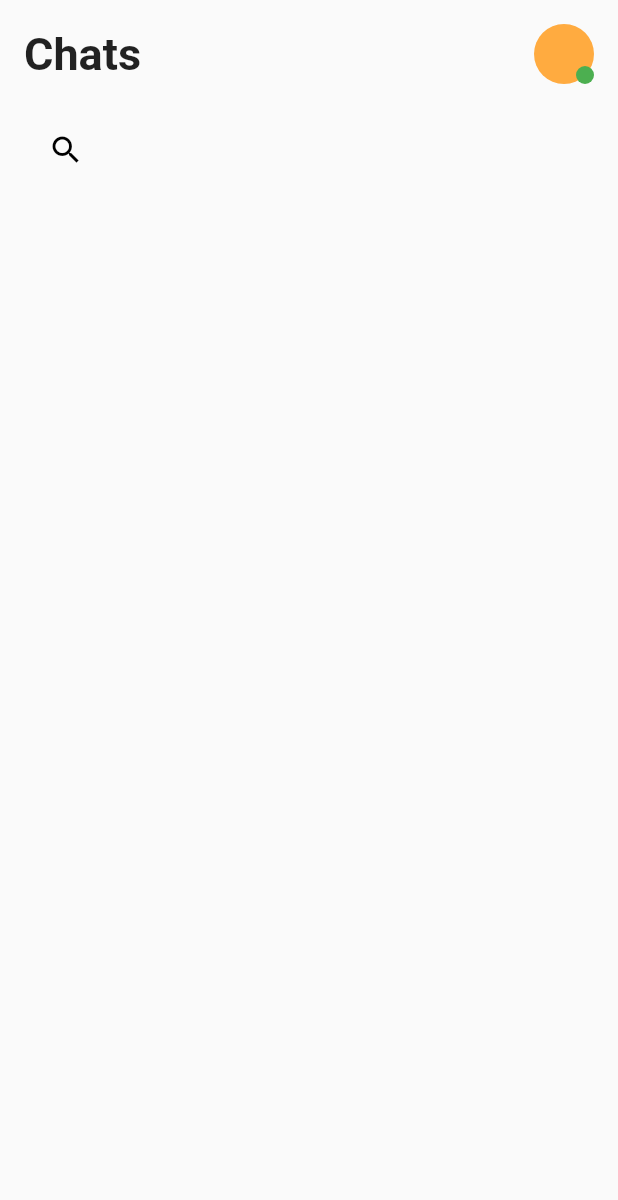
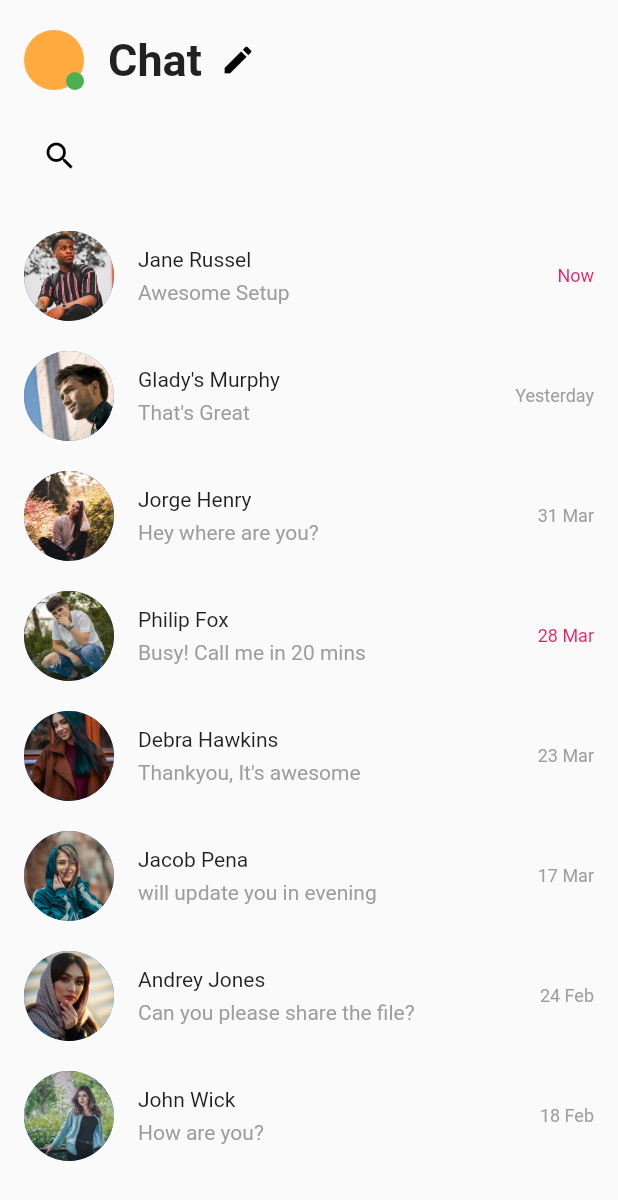
Before and after one commit to Izzie1/chatapplication, a Flutter app: the ChatList screen opened directly, on a phone screen of 412 x 824 dp. Shown: the top 1200 px of the screen. Run offline on Flutter 3.47's test engine with Material 2 defaults, Android fonts, the phone set to English and light mode, and no system bars; our stand-ins replace cloud_firestore, firebase_auth, firebase_core, google_sign_in, shimmer; accounts and stored records are empty.

Commit message:
test_layout

```diff
--- a/lib/screens/pageviews/chat_list.dart
+++ b/lib/screens/pageviews/chat_list.dart
@@ -1,7 +1,7 @@
-import 'package:firebase_auth/firebase_auth.dart';
 import 'package:flutter/material.dart';
+import 'package:funchat/components/chat_user_list.dart';
+import 'package:funchat/models/chatuser.dart';
 import 'package:funchat/services/firebase_repository.dart';
-import 'package:funchat/ultilities/utils.dart';
 import 'package:funchat/ultilities/widget.dart';
 
 import '../home.dart';
@@ -13,9 +13,21 @@ class ChatList extends StatefulWidget {
 }
 
 class _ChatListState extends State<ChatList> {
+  List<ChatUsers> chatUsers = [
+    ChatUsers(text: "Jane Russel", secondaryText: "Awesome Setup", image: "images/userImage1.jpeg", time: "Now"),
+    ChatUsers(text: "Glady's Murphy", secondaryText: "That's Great", image: "images/userImage2.jpeg", time: "Yesterday"),
+    ChatUsers(text: "Jorge Henry", secondaryText: "Hey where are you?", image: "images/userImage3.jpeg", time: "31 Mar"),
+    ChatUsers(text: "Philip Fox", secondaryText: "Busy! Call me in 20 mins", image: "images/userImage4.jpeg", time: "28 Mar"),
+    ChatUsers(text: "Debra Hawkins", secondaryText: "Thankyou, It's awesome", image: "images/userImage5.jpeg", time: "23 Mar"),
+    ChatUsers(text: "Jacob Pena", secondaryText: "will update you in evening", image: "images/userImage6.jpeg", time: "17 Mar"),
+    ChatUsers(text: "Andrey Jones", secondaryText: "Can you please share the file?", image: "images/userImage7.jpeg", time: "24 Feb"),
+    ChatUsers(text: "John Wick", secondaryText: "How are you?", image: "images/userImage8.jpeg", time: "18 Feb"),
+  ];
+
   static final FirebaseRepository _repository = FirebaseRepository();
   String currentUserId;
-  String initials;
+  String name;
+  String photo;
 
   @override
   void initState() {
@@ -24,8 +36,8 @@ class _ChatListState extends State<ChatList> {
     _repository.getCurrentUser().then((user) {
       setState(() {
         currentUserId = user.uid;
-        initials = Utils.getInitials(user.displayName);
-        print("ten viet tat:"+initials);
+        photo = user.photoURL;
+        name = user.displayName;
       });
     });
   }
@@ -42,23 +54,49 @@ class _ChatListState extends State<ChatList> {
                 child: Padding(
                   padding: EdgeInsets.only(left: 16, right: 16, top: 16),
                   child: Row(
-                    mainAxisAlignment: MainAxisAlignment.spaceBetween,
                     children: <Widget>[
-                      Text("Chats",style: customTextStyle(),),
-                      UserAvatar(initials)
+                      UserAvatar(photo, name),
+                      SizedBox(width: 16,),
+                      Text("Chat",
+                        style: customTextStyle(),
+                      ),
+                      IconButton(
+                        icon: Icon(
+                          Icons.edit,
+                          color: Colors.black,
+                        ),
+                        onPressed: () {},
+                      )
                     ],
                   ),
                 )
             ),
             Padding(
-              padding: EdgeInsets.all(20),
+              padding: EdgeInsets.all(16),
               child: IconButton(
-                icon: Icon(Icons.search,
+                icon: Icon(
+                  Icons.search,
                   color: Colors.black,
                 ),
                 onPressed: () {},
               ),
-            )
+            ),
+            ListView.builder(
+              itemCount: chatUsers.length,
+              shrinkWrap: true,
+              padding: EdgeInsets.only(top: 0),
+              physics: NeverScrollableScrollPhysics(),
+              itemBuilder: (context, index){
+                return ChatUsersList(
+                  text: chatUsers[index].text,
+                  secondaryText: chatUsers[index].secondaryText,
+                  image: chatUsers[index].image,
+                  time: chatUsers[index].time,
+                  isMessageRead: (index == 0 || index == 3) ? true : false,
+                );
+              },
+            ),
+
           ],
         ),
       ),
@@ -67,9 +105,10 @@ class _ChatListState extends State<ChatList> {
 }
 
 class UserAvatar extends StatelessWidget {
-  final String text;
+  final String photoURL;
+  final String name;
 
-  UserAvatar(this.text);
+  UserAvatar(this.photoURL, this.name);
 
   @override
   Widget build(BuildContext context) {
@@ -84,16 +123,18 @@ class UserAvatar extends StatelessWidget {
         children: <Widget>[
           Align(
             alignment: Alignment.center,
-            child: Text(
-              text == null ? '' : text,
-              style: TextStyle(
-                fontSize: 14,
-                fontWeight: FontWeight.bold,
-                color: Colors.red,
-              ),
-            ),
+            child: photoURL != null
+                ? CircleAvatar(backgroundImage: NetworkImage(photoURL))
+                : Container(
+                    child: Text(
+                      name == null ? '' : name,
+                      style: TextStyle(
+                          fontWeight: FontWeight.bold,
+                          fontSize: 14,
+                          color: Colors.white),
+                    ),
+                  ),
           ),
-
           Align(
             alignment: Alignment.bottomRight,
             child: Container(
```
